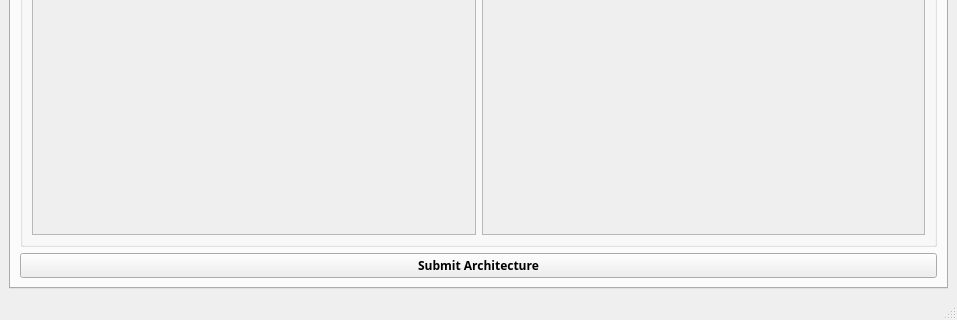
Qt form public/GUI/mainwindow.ui (mourra950/Siemens-System-Level-Modelling-of-ASDLA-Graduation-Project) before a commit; both pictures show x 0 to 957 and y 358 to 678 of the 957 by 678 pixel window.
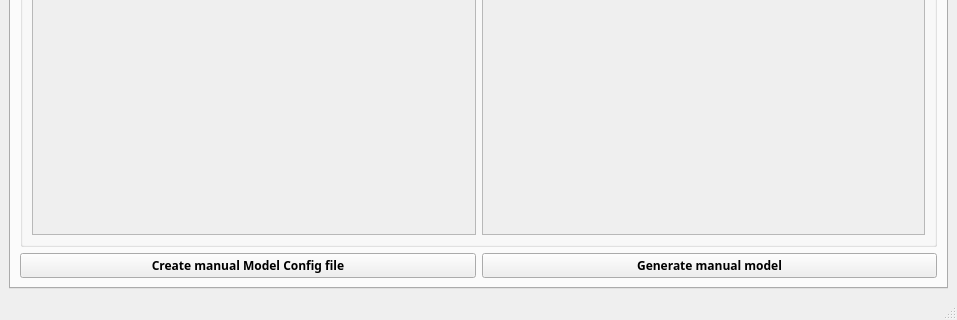
The same form after that commit. The open tabs and pages were chosen to show the change.

Patch:
```diff
--- a/public/GUI/mainwindow.ui
+++ b/public/GUI/mainwindow.ui
@@ -577,7 +577,14 @@
                  </font>
                 </property>
                 <property name="text">
-                 <string>Submit Architecture</string>
+                 <string>Create manual Model Config file</string>
+                </property>
+               </widget>
+              </item>
+              <item>
+               <widget class="QPushButton" name="Generate_manual_QPushButton">
+                <property name="text">
+                 <string>Generate manual model</string>
                 </property>
                </widget>
               </item>
```
Left out of the diff: 11 changed lines with no effect on the pictures.
